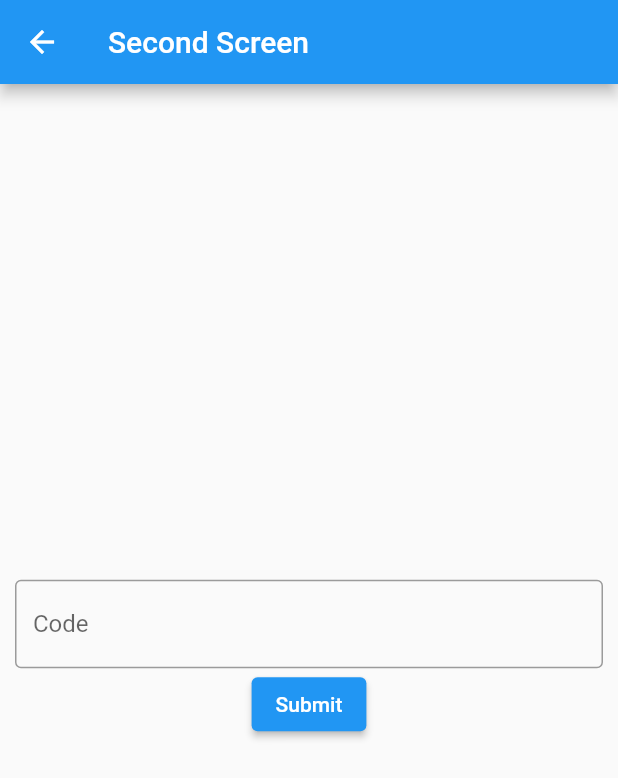
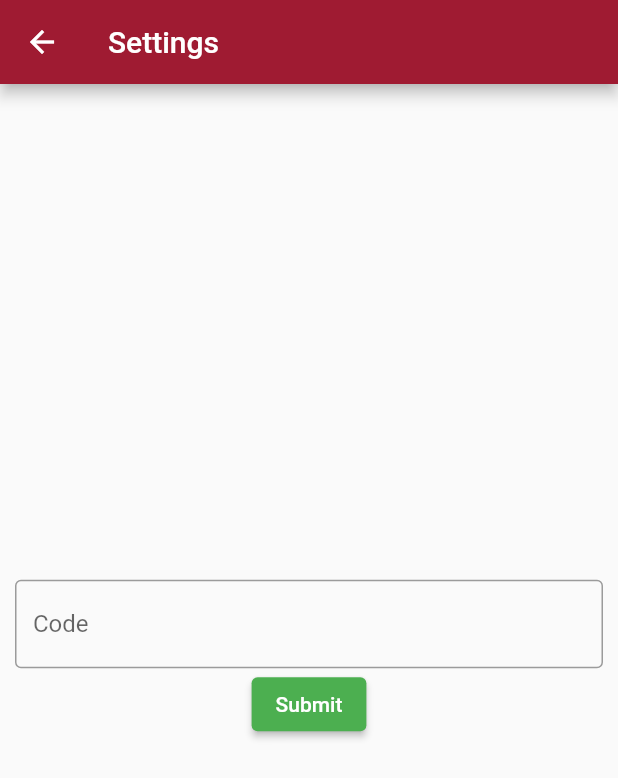
Before and after one commit to CicadaCinema/pret_app, a Flutter app: the screen it shows after launch, after a tap on "Settings", on a phone screen of 412 x 824 dp. Shown: the top 778 px of the screen. Run offline on Flutter 3.47's test engine with Material 2 defaults, Android fonts, the light colour scheme and no system bars; our stand-ins replace flutter_local_notifications, qr_flutter, shared_preferences, timezone, uni_links.

Commit message:
add cosmetics the app looks alright already this is the first beta build

```diff
--- a/lib/home_screen.dart
+++ b/lib/home_screen.dart
@@ -34,7 +34,7 @@ class _QrScreenState extends State<QrScreen> {
     getCode();
     return Scaffold(
       appBar: AppBar(
-        title: Text('First Screen'),
+        title: Text('QR Code'),
         /*actions: <Widget>[
           // action button
           IconButton(
--- a/lib/main.dart
+++ b/lib/main.dart
@@ -19,13 +19,32 @@ void main() {
 }
 
 class MyApp extends StatelessWidget {
+  Map<int, Color> pretColour = {
+    50: Color.fromRGBO(159, 27, 50, .1),
+    100: Color.fromRGBO(159, 27, 50, .2),
+    200: Color.fromRGBO(159, 27, 50, .3),
+    300: Color.fromRGBO(159, 27, 50, .4),
+    400: Color.fromRGBO(159, 27, 50, .5),
+    500: Color.fromRGBO(159, 27, 50, .6),
+    600: Color.fromRGBO(159, 27, 50, .7),
+    700: Color.fromRGBO(159, 27, 50, .8),
+    800: Color.fromRGBO(159, 27, 50, .9),
+    900: Color.fromRGBO(159, 27, 50, 1),
+  };
+
   @override
   Widget build(BuildContext context) {
     return MaterialApp(
-      title: 'Flutter Demo',
+      title: 'Pret App',
       theme: ThemeData(
-        primarySwatch: Colors.blue,
-      ),
+          primarySwatch: MaterialColor(0xFF9F1B32, pretColour),
+          elevatedButtonTheme: ElevatedButtonThemeData(
+            style: ElevatedButton.styleFrom(
+              primary: Colors.green, // background
+            ),
+          )
+          //primaryColor: Color(0xFF9F1B32)
+          ),
       initialRoute: '/',
       routes: {
         '/': (context) => LauncherScreen(),
@@ -153,8 +172,7 @@ class _LauncherScreenState extends State<LauncherScreen> {
     print("ahh" + couponCode);
     final prefs = await SharedPreferences.getInstance();
     prefs.setString("code", couponCode);
-    await showDialogBox("Set new code", couponCode, context);
-
+    await showDialogBox("New code read", couponCode, context);
   }
 
   Future<Null> initUniLinks() async {
@@ -167,7 +185,7 @@ class _LauncherScreenState extends State<LauncherScreen> {
       if (_url1 != initialLink) {
         _url1 = initialLink;
         if (_url3 != _url1) {
-          print("show A");
+          //print("show A");
           await addCoupon(await couponUrlToCode(_url1!));
         }
         _url3 = _url1;
@@ -181,7 +199,7 @@ class _LauncherScreenState extends State<LauncherScreen> {
       if (_url2 != link) {
         _url2 = link;
         if (_url3 != _url2) {
-          print("show B");
+          //print("show B");
           await addCoupon(await couponUrlToCode(_url2!));
         }
         _url3 = _url2;
@@ -205,10 +223,11 @@ class _LauncherScreenState extends State<LauncherScreen> {
     initUniLinks();
 
     return MaterialApp(
-      title: 'Deep Linking',
+      title: 'Pret App',
       home: Scaffold(
         appBar: AppBar(
-          title: Text('Deep Linking'),
+          backgroundColor: Color(0xFF9F1B32),
+          title: Text('Pret App'),
         ),
         body: Center(
           child: Column(
@@ -226,12 +245,22 @@ class _LauncherScreenState extends State<LauncherScreen> {
                   setState(() {});
                 },
               ),*/
+              Image.asset(
+                "assets/pret_logo.gif",
+              ),
               ElevatedButton(
+                  // TODO: why do the theme settings I applied above not apply to these two buttons????
+                  style: ElevatedButton.styleFrom(
+                    primary: Colors.green, // background
+                  ),
                   onPressed: () {
                     Navigator.pushNamed(context, '/qr');
                   },
                   child: Text("QR")),
               ElevatedButton(
+                  style: ElevatedButton.styleFrom(
+                    primary: Colors.green, // background
+                  ),
                   onPressed: () {
                     Navigator.pushNamed(context, '/settings');
                   },
--- a/lib/settings_screen.dart
+++ b/lib/settings_screen.dart
@@ -15,7 +15,7 @@ class _SettingsScreenState extends State<SettingsScreen> {
   Widget build(BuildContext context) {
     return Scaffold(
       appBar: AppBar(
-        title: Text("Second Screen"),
+        title: Text("Settings"),
       ),
       body: Form(
         key: _formKey,
--- a/pubspec.yaml
+++ b/pubspec.yaml
@@ -15,7 +15,7 @@ publish_to: 'none' # Remove this line if you wish to publish to pub.dev
 # In iOS, build-name is used as CFBundleShortVersionString while build-number used as CFBundleVersion.
 # Read more about iOS versioning at
 # https://developer.apple.com/library/archive/documentation/General/Reference/InfoPlistKeyReference/Articles/CoreFoundationKeys.html
-version: 1.0.0+1
+version: 0.1.0
 
 environment:
   sdk: '>=2.12.0 <3.0.0'
@@ -59,6 +59,9 @@ flutter:
   # the material Icons class.
   uses-material-design: true
 
+  assets:
+    - assets/pret_logo.gif
+
   # To add assets to your application, add an assets section, like this:
   # assets:
   #   - images/a_dot_burr.jpeg
```
Also changed, not shown: assets/pret_coffee.gif (added), assets/pret_logo.gif (added).
